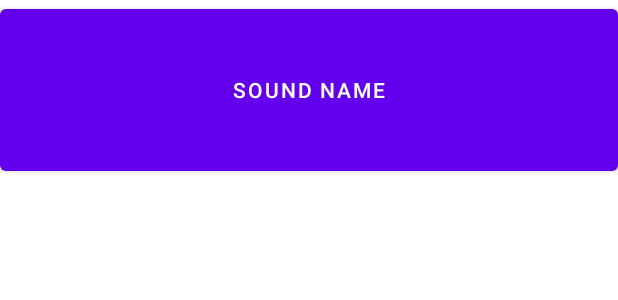
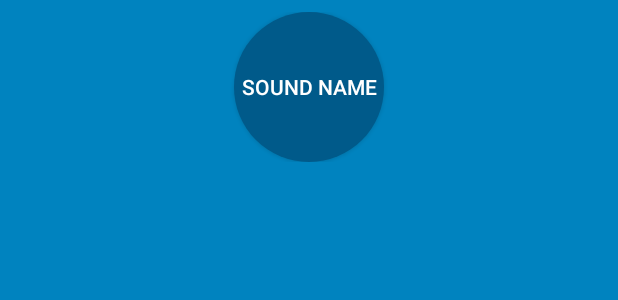
Before and after one commit to omelchenkoaleks/BeatBox, an Android app: the layout list_item_sound.xml on its own in the app's theme, with its tools: preview values and no code run, on a phone screen of 412 x 824 dp. Shown: the top 300 px of the screen. Run offline under Robolectric (Android 15) with nearby library versions, the phone set to English and light mode, and no system bars.

Commit message:
Определил все в одной теме. Специальный стиль для кнопки. Цвета приложения.

```diff
--- a/app/src/main/AndroidManifest.xml
+++ b/app/src/main/AndroidManifest.xml
@@ -8,7 +8,7 @@
         android:label="@string/app_name"
         android:roundIcon="@mipmap/ic_launcher_round"
         android:supportsRtl="true"
-        android:theme="@style/Theme.BeatBox">
+        android:theme="@style/AppTheme">
         <activity android:name=".MainActivity">
             <intent-filter>
                 <action android:name="android.intent.action.MAIN" />
--- /dev/null
+++ b/app/src/main/res/drawable/button_beat_box_normal.xml
@@ -0,0 +1,7 @@
+<?xml version="1.0" encoding="utf-8"?>
+<shape xmlns:android="http://schemas.android.com/apk/res/android"
+    android:shape="oval">
+
+    <solid android:color="@color/dark_blue" />
+
+</shape>
--- a/app/src/main/res/layout/list_item_sound.xml
+++ b/app/src/main/res/layout/list_item_sound.xml
@@ -9,11 +9,19 @@
             type="com.omelchenkoaleks.beatbox.SoundViewModel" />
     </data>
 
-    <Button
+    <FrameLayout
         android:layout_width="match_parent"
-        android:layout_height="120dp"
-        android:onClick="@{() -> viewModel.onButtonClicked()}"
-        android:text="@{viewModel.title}"
-        tools:text="Sound name" />
+        android:layout_height="wrap_content"
+        android:layout_margin="8dp">
+
+        <androidx.appcompat.widget.AppCompatButton
+            android:layout_width="100dp"
+            android:layout_height="100dp"
+            android:layout_gravity="center"
+            android:onClick="@{() -> viewModel.onButtonClicked()}"
+            android:text="@{viewModel.title}"
+            tools:text="Sound name" />
+
+    </FrameLayout>
 
 </layout>
--- a/app/src/main/res/values-night/themes.xml
+++ b/app/src/main/res/values-night/themes.xml
@@ -1,16 +1,16 @@
 <resources xmlns:tools="http://schemas.android.com/tools">
-    <!-- Base application theme. -->
-    <style name="Theme.BeatBox" parent="Theme.MaterialComponents.DayNight.DarkActionBar">
-        <!-- Primary brand color. -->
-        <item name="colorPrimary">@color/purple_200</item>
-        <item name="colorPrimaryVariant">@color/purple_700</item>
-        <item name="colorOnPrimary">@color/black</item>
-        <!-- Secondary brand color. -->
-        <item name="colorSecondary">@color/teal_200</item>
-        <item name="colorSecondaryVariant">@color/teal_200</item>
-        <item name="colorOnSecondary">@color/black</item>
-        <!-- Status bar color. -->
-        <item name="android:statusBarColor" tools:targetApi="l">?attr/colorPrimaryVariant</item>
-        <!-- Customize your theme here. -->
-    </style>
+<!--    &lt;!&ndash; Base application theme. &ndash;&gt;-->
+<!--    <style name="Theme.BeatBox" parent="Theme.MaterialComponents.DayNight.DarkActionBar">-->
+<!--        &lt;!&ndash; Primary brand color. &ndash;&gt;-->
+<!--        <item name="colorPrimary">@color/purple_200</item>-->
+<!--        <item name="colorPrimaryVariant">@color/purple_700</item>-->
+<!--        <item name="colorOnPrimary">@color/black</item>-->
+<!--        &lt;!&ndash; Secondary brand color. &ndash;&gt;-->
+<!--        <item name="colorSecondary">@color/teal_200</item>-->
+<!--        <item name="colorSecondaryVariant">@color/teal_200</item>-->
+<!--        <item name="colorOnSecondary">@color/black</item>-->
+<!--        &lt;!&ndash; Status bar color. &ndash;&gt;-->
+<!--        <item name="android:statusBarColor" tools:targetApi="l">?attr/colorPrimaryVariant</item>-->
+<!--        &lt;!&ndash; Customize your theme here. &ndash;&gt;-->
+<!--    </style>-->
 </resources>
--- a/app/src/main/res/values/colors.xml
+++ b/app/src/main/res/values/colors.xml
@@ -1,10 +1,22 @@
 <?xml version="1.0" encoding="utf-8"?>
 <resources>
-    <color name="purple_200">#FFBB86FC</color>
-    <color name="purple_500">#FF6200EE</color>
-    <color name="purple_700">#FF3700B3</color>
-    <color name="teal_200">#FF03DAC5</color>
-    <color name="teal_700">#FF018786</color>
-    <color name="black">#FF000000</color>
-    <color name="white">#FFFFFFFF</color>
+<!--    <color name="purple_200">#FFBB86FC</color>-->
+<!--    <color name="purple_500">#FF6200EE</color>-->
+<!--    <color name="purple_700">#FF3700B3</color>-->
+<!--    <color name="teal_200">#FF03DAC5</color>-->
+<!--    <color name="teal_700">#FF018786</color>-->
+<!--    <color name="black">#FF000000</color>-->
+<!--    <color name="white">#FFFFFFFF</color>-->
+
+
+    <color name="colorPrimary">#008577</color>
+    <color name="colorPrimaryDark">#00574B</color>
+    <color name="colorAccent">#D81B60</color>
+
+    <color name="red">#F44336</color>
+    <color name="dark_red">#C3352B</color>
+    <color name="gray">#607D8B</color>
+    <color name="soothing_blue">#0083BF</color>
+    <color name="dark_blue">#005A8A</color>
+
 </resources>
--- /dev/null
+++ b/app/src/main/res/values/styles.xml
@@ -0,0 +1,17 @@
+<?xml version="1.0" encoding="utf-8"?>
+<resources>
+    <style name="AppTheme" parent="Theme.AppCompat">
+        <!-- Customize your theme here. -->
+        <item name="colorPrimary">@color/red</item>
+        <item name="colorPrimaryDark">@color/dark_red</item>
+        <item name="colorAccent">@color/gray</item>
+
+        <item name="android:windowBackground">@color/soothing_blue</item>
+        <item name="buttonStyle">@style/BeatBoxButton</item>
+    </style>
+
+    <style name="BeatBoxButton" parent="Widget.AppCompat.Button">
+        <item name="android:background">@drawable/button_beat_box_normal</item>
+    </style>
+
+</resources>
--- a/app/src/main/res/values/themes.xml
+++ b/app/src/main/res/values/themes.xml
@@ -1,16 +1,18 @@
 <resources xmlns:tools="http://schemas.android.com/tools">
-    <!-- Base application theme. -->
-    <style name="Theme.BeatBox" parent="Theme.MaterialComponents.DayNight.DarkActionBar">
-        <!-- Primary brand color. -->
-        <item name="colorPrimary">@color/purple_500</item>
-        <item name="colorPrimaryVariant">@color/purple_700</item>
-        <item name="colorOnPrimary">@color/white</item>
-        <!-- Secondary brand color. -->
-        <item name="colorSecondary">@color/teal_200</item>
-        <item name="colorSecondaryVariant">@color/teal_700</item>
-        <item name="colorOnSecondary">@color/black</item>
-        <!-- Status bar color. -->
-        <item name="android:statusBarColor" tools:targetApi="l">?attr/colorPrimaryVariant</item>
-        <!-- Customize your theme here. -->
-    </style>
+<!--    &lt;!&ndash; Base application theme. &ndash;&gt;-->
+<!--    <style name="Theme.BeatBox" parent="Theme.MaterialComponents.DayNight.DarkActionBar">-->
+<!--        &lt;!&ndash; Primary brand color. &ndash;&gt;-->
+<!--        <item name="colorPrimary">@color/purple_500</item>-->
+<!--        <item name="colorPrimaryVariant">@color/purple_700</item>-->
+<!--        <item name="colorOnPrimary">@color/white</item>-->
+<!--        &lt;!&ndash; Secondary brand color. &ndash;&gt;-->
+<!--        <item name="colorSecondary">@color/teal_200</item>-->
+<!--        <item name="colorSecondaryVariant">@color/teal_700</item>-->
+<!--        <item name="colorOnSecondary">@color/black</item>-->
+<!--        &lt;!&ndash; Status bar color. &ndash;&gt;-->
+<!--        <item name="android:statusBarColor" tools:targetApi="l">?attr/colorPrimaryVariant</item>-->
+<!--        &lt;!&ndash; Customize your theme here. &ndash;&gt;-->
+<!--        <item name="android:windowBackground">@color/teal_200</item>-->
+<!--        <item name="buttonStyle">@style/BeatBoxButton</item>-->
+<!--    </style>-->
 </resources>
```
